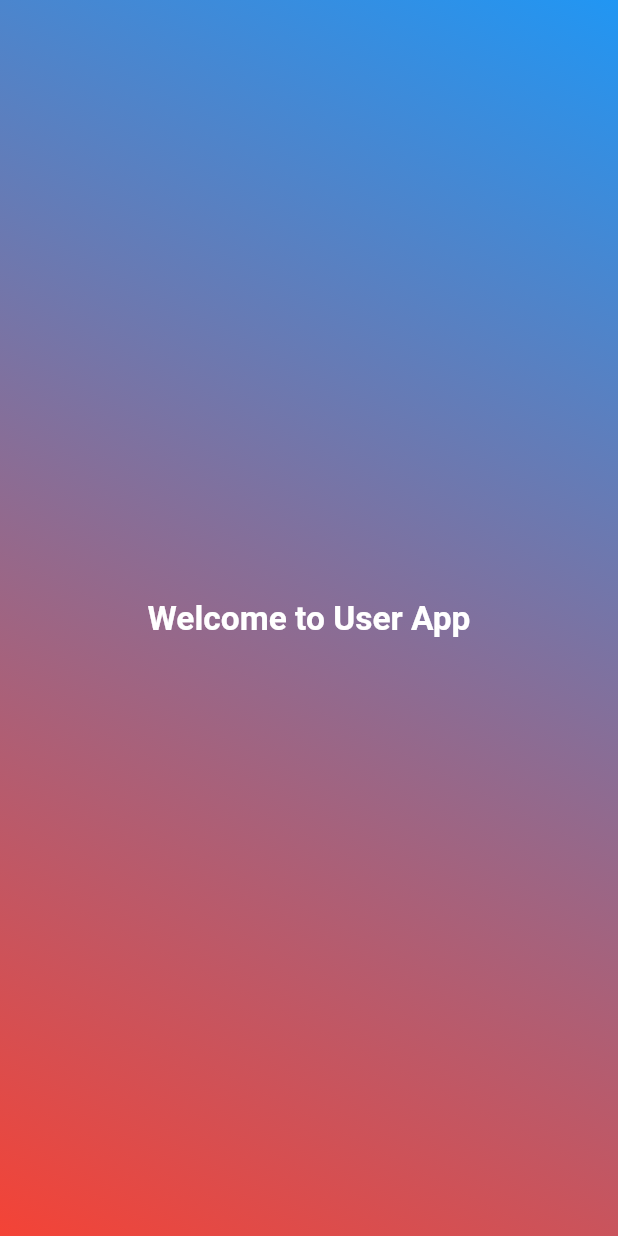
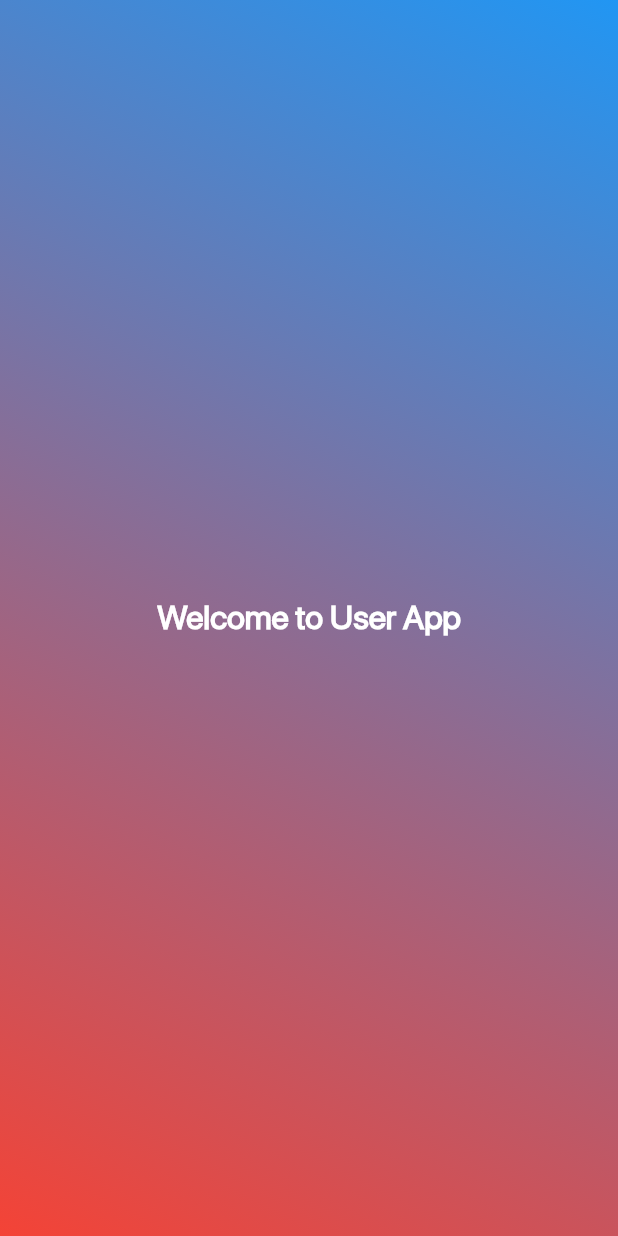
Before and after one commit to kvkarthik96/User-App, a Flutter app: the LaunchScreen screen opened by its route, on a phone screen of 412 x 824 dp. Run offline on Flutter 3.47's test engine with Material 2 defaults, Android fonts, the phone set to English and light mode, and no system bars; our stand-ins replace cached_network_image, connectivity_plus, flutter_bloc, flutter_screenutil, get_it, pull_to_refresh and 1 more; network calls fail.

Commit message:
font family chnaged

```diff
--- a/lib/ui/utils/texts/label_text.dart
+++ b/lib/ui/utils/texts/label_text.dart
@@ -28,7 +28,7 @@ class LabelText extends StatelessWidget {
       text,
       style: TextStyle(
           color: color ?? Colors.black,
-          fontFamily: "Roboto",
+          fontFamily: "SF-Pro-Display",
           fontSize: size.sp,
           fontStyle: fontStyle ?? FontStyle.normal,
           fontWeight: fontWeight ?? FontWeight.normal,
```
Also changed, not shown: pubspec.yaml (+4 -4 lines), assets/font/SF-Pro-Display.ttf (added).
